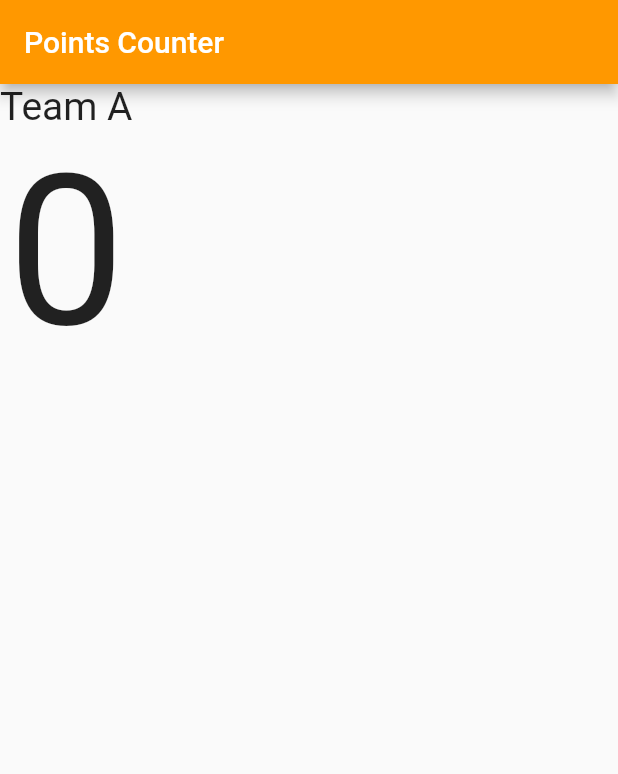
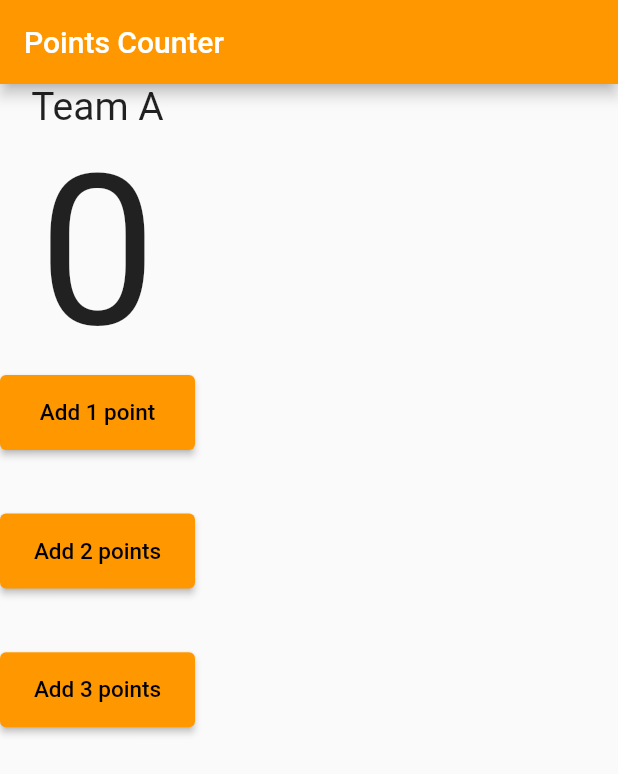
Before and after one commit to ImadDz-7/Basketball-Points-Counter-App, a Flutter app: the screen it shows after launch, on a phone screen of 412 x 824 dp. Shown: the top 774 px of the screen. Run offline on Flutter 3.47's test engine with Material 2 defaults, Android fonts, the light colour scheme and no system bars.

Commit message:
Add 3 button using ElevatedButton Widget

```diff
--- a/lib/main.dart
+++ b/lib/main.dart
@@ -18,7 +18,7 @@
         ),
         body: Column(
           children: [
-            Text(
+            const Text(
               'Team A',
               style: TextStyle(
                 fontSize: 26,
@@ -30,6 +30,51 @@
                 fontSize: 140,
               ),
             ),
+            ElevatedButton(
+              style: ElevatedButton.styleFrom(
+                primary: Colors.orange,
+                minimumSize: Size(130, 50),
+              ),
+              onPressed: () {},
+              child: Text(
+                'Add 1 point',
+                style: TextStyle(
+                  color: Colors.black,
+                  fontSize: 15,
+                ),
+              ),
+            ),
+            const Spacer(flex: 1),
+            ElevatedButton(
+              style: ElevatedButton.styleFrom(
+                primary: Colors.orange,
+                minimumSize: Size(130, 50),
+              ),
+              onPressed: () {},
+              child: Text(
+                'Add 2 points',
+                style: TextStyle(
+                  color: Colors.black,
+                  fontSize: 15,
+                ),
+              ),
+            ),
+            const Spacer(flex: 1),
+            ElevatedButton(
+              style: ElevatedButton.styleFrom(
+                primary: Colors.orange,
+                minimumSize: Size(130, 50),
+              ),
+              onPressed: () {},
+              child: Text(
+                'Add 3 points',
+                style: TextStyle(
+                  color: Colors.black,
+                  fontSize: 15,
+                ),
+              ),
+            ),
+            const Spacer(flex: 8),
           ],
         ),
       ),
```
